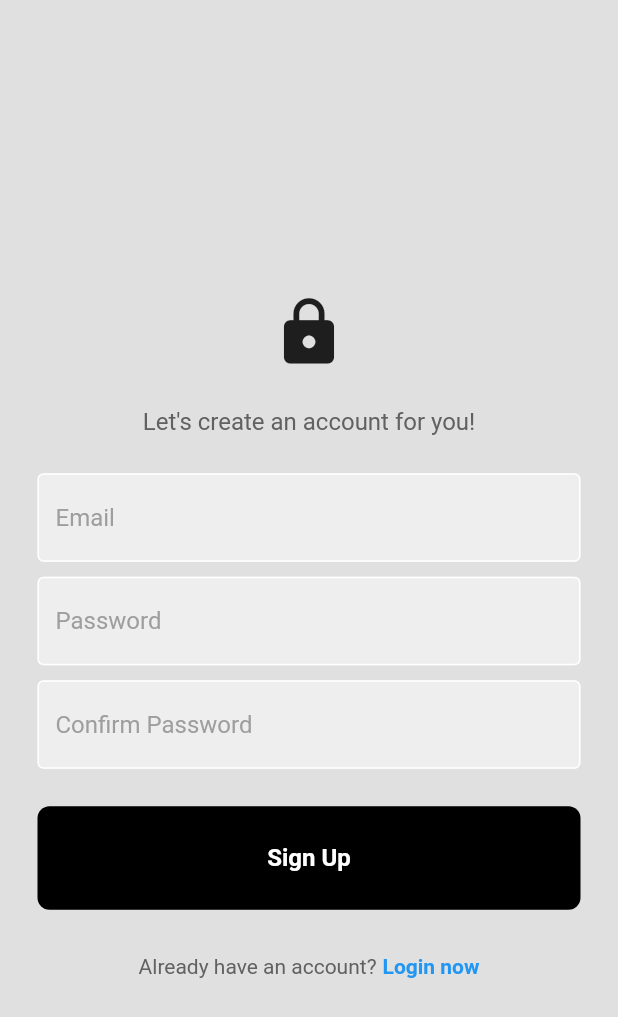
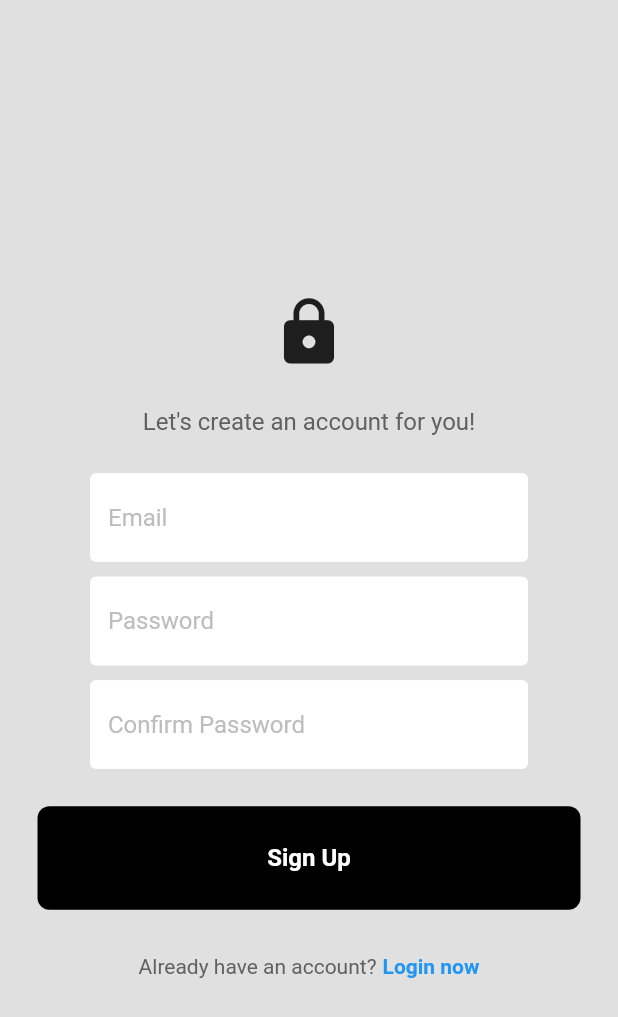
Before and after one commit to HareezIshraf5/tweets-sentiment-score-app, a Flutter app: the RegisterPage screen opened directly with empty values, on a phone screen of 412 x 824 dp. Shown: the top 1017 px of the screen. Run offline on Flutter 3.47's test engine with Material 2 defaults, Android fonts, the phone set to English and light mode, and no system bars; our stand-ins replace cloud_firestore, firebase_auth, firebase_core; accounts and stored records are empty; network calls fail.

Commit message:
Update my_textfield.dart

```diff
--- a/lib/components/my_textfield.dart
+++ b/lib/components/my_textfield.dart
@@ -15,21 +15,22 @@ class MyTextField extends StatelessWidget {
   @override
   Widget build(BuildContext context) {
     return Padding(
-      padding: const EdgeInsets.symmetric(horizontal: 25.0),
+      padding: const EdgeInsets.symmetric(horizontal: 60.0),
       child: TextField(
         controller: controller,
         obscureText: obscureText,
         decoration: InputDecoration(
+            border:OutlineInputBorder(borderRadius: BorderRadius.circular(30)),
             enabledBorder: const OutlineInputBorder(
               borderSide: BorderSide(color: Colors.white),
             ),
-            focusedBorder: OutlineInputBorder(
-              borderSide: BorderSide(color: Colors.grey.shade400),
+            focusedBorder: const OutlineInputBorder(
+              borderSide: BorderSide(color: Colors.white),
             ),
-            fillColor: Colors.grey.shade200,
+            fillColor: Colors.white,
             filled: true,
             hintText: hintText,
-            hintStyle: TextStyle(color: Colors.grey[500])),
+            hintStyle: TextStyle(color: Colors.grey[400])),
       ),
     );
   }
```
